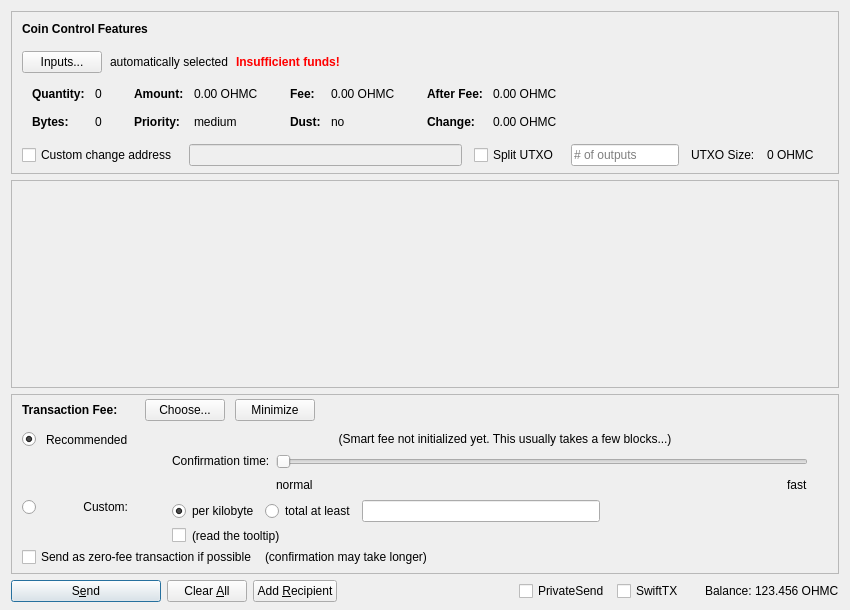
Above: src/qt/forms/sendcoinsdialog.ui from theohmproject/ohmcoin before the change. Below: the same form after it.
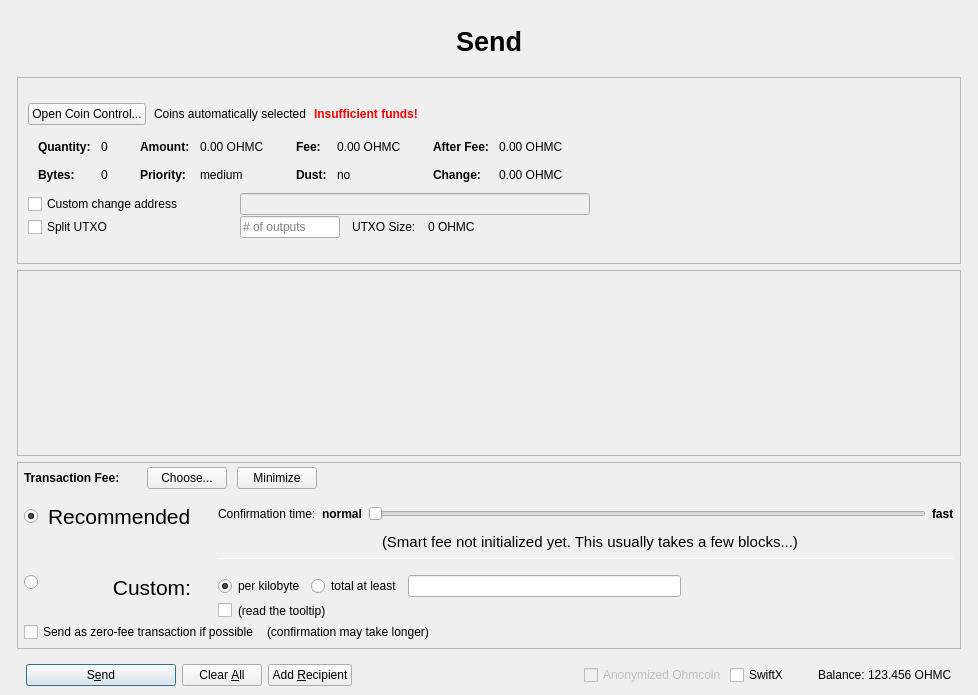
That is the form after the change. Icons and pictures are not drawn. Custom widgets are drawn as their Qt base class.

What changed in the file:
```diff
--- a/src/qt/forms/sendcoinsdialog.ui
+++ b/src/qt/forms/sendcoinsdialog.ui
@@ -2,20 +2,115 @@
 <ui version="4.0">
  <class>SendCoinsDialog</class>
  <widget class="QDialog" name="SendCoinsDialog">
+  <property name="enabled">
+   <bool>true</bool>
+  </property>
   <property name="geometry">
    <rect>
     <x>0</x>
     <y>0</y>
-    <width>850</width>
-    <height>610</height>
+    <width>978</width>
+    <height>695</height>
    </rect>
   </property>
   <property name="windowTitle">
    <string>Send Coins</string>
   </property>
-  <layout class="QVBoxLayout" name="verticalLayout" stretch="0,1,0,0">
+  <layout class="QVBoxLayout" name="verticalLayout" stretch="0">
    <property name="bottomMargin">
-    <number>8</number>
+    <number>9</number>
+   </property>
+   <item>
+    <layout class="QVBoxLayout" name="verticalLayout_Master" stretch="0,1">
+     <property name="spacing">
+      <number>0</number>
+     </property>
+     <property name="leftMargin">
+      <number>0</number>
+     </property>
+     <property name="topMargin">
+      <number>0</number>
+     </property>
+     <property name="rightMargin">
+      <number>0</number>
+     </property>
+     <property name="bottomMargin">
+      <number>0</number>
+     </property>
+     <item>
+      <widget class="QFrame" name="frame_Header">
+       <layout class="QVBoxLayout" name="verticalLayout_Header" stretch="0">
+        <property name="leftMargin">
+         <number>0</number>
+        </property>
+        <property name="topMargin">
+         <number>0</number>
+        </property>
+        <property name="rightMargin">
+         <number>0</number>
+        </property>
+        <property name="bottomMargin">
+         <number>0</number>
+        </property>
+        <item>
+         <layout class="QHBoxLayout" name="horizontalLayout_Header" stretch="0">
+          <property name="spacing">
+           <number>6</number>
+          </property>
+          <item>
+           <widget class="QLabel" name="labelOverviewHeaderLeft">
+            <property name="minimumSize">
+             <size>
+              <width>464</width>
+              <height>60</height>
+             </size>
+            </property>
+            <property name="maximumSize">
+             <size>
+              <width>16777215</width>
+              <height>60</height>
+             </size>
+            </property>
+            <property name="font">
+             <font>
+              <pointsize>20</pointsize>
+              <weight>75</weight>
+              <bold>true</bold>
+             </font>
+            </property>
+            <property name="text">
+             <string>Send</string>
+            </property>
+            <property name="alignment">
+             <set>Qt::AlignCenter</set>
+            </property>
+           </widget>
+          </item>
+         </layout>
+        </item>
+       </layout>
+      </widget>
+     </item>
+     <item>
+      <widget class="QFrame" name="frame_BG">
+       <property name="minimumSize">
+        <size>
+         <width>0</width>
+         <height>0</height>
+        </size>
+       </property>
+       <layout class="QVBoxLayout" name="layout_BG" stretch="0,0,0,0">
+        <property name="leftMargin">
+         <number>6</number>
+        </property>
+        <property name="topMargin">
+         <number>6</number>
+        </property>
+        <property name="rightMargin">
+         <number>6</number>
+        </property>
+        <property name="bottomMargin">
+         <number>0</number>
    </property>
    <item>
     <widget class="QFrame" name="frameCoinControl">
@@ -51,12 +146,13 @@
        <number>0</number>
       </property>
       <property name="bottomMargin">
-       <number>6</number>
+            <number>0</number>
       </property>
       <item>
-       <layout class="QVBoxLayout" name="verticalLayoutCoinControl" stretch="0,0,0,0,1">
+            <widget class="QFrame" name="frameCoinControl_BG">
+             <layout class="QVBoxLayout" name="verticalLayoutCoinControl" stretch="0,0,0,0,0,0">
         <property name="spacing">
-         <number>0</number>
+               <number>1</number>
         </property>
         <property name="leftMargin">
          <number>10</number>
@@ -70,26 +166,11 @@
            <number>15</number>
           </property>
           <item>
-           <widget class="QLabel" name="labelCoinControlFeatures">
-            <property name="sizePolicy">
-             <sizepolicy hsizetype="Preferred" vsizetype="Maximum">
-              <horstretch>0</horstretch>
-              <verstretch>0</verstretch>
-             </sizepolicy>
-            </property>
-            <property name="font">
-             <font>
-              <weight>75</weight>
-              <bold>true</bold>
-             </font>
-            </property>
-            <property name="styleSheet">
-             <string notr="true">font-weight:bold;</string>
-            </property>
-            <property name="text">
-             <string>Coin Control Features</string>
-            </property>
-           </widget>
+                 <layout class="QVBoxLayout" name="verticalLayout_3">
+                  <property name="spacing">
+                   <number>6</number>
+                  </property>
+                 </layout>
           </item>
          </layout>
         </item>
@@ -103,11 +184,17 @@
           </property>
           <item>
            <widget class="QPushButton" name="pushButtonCoinControl">
+                  <property name="sizePolicy">
+                   <sizepolicy hsizetype="Minimum" vsizetype="Fixed">
+                    <horstretch>0</horstretch>
+                    <verstretch>0</verstretch>
+                   </sizepolicy>
+                  </property>
             <property name="styleSheet">
              <string notr="true"/>
             </property>
             <property name="text">
-             <string>Inputs...</string>
+                   <string>Open Coin Control...</string>
             </property>
             <property name="autoDefault">
              <bool>false</bool>
@@ -117,7 +204,7 @@
           <item>
            <widget class="QLabel" name="labelCoinControlAutomaticallySelected">
             <property name="text">
-             <string>automatically selected</string>
+                   <string>Coins automatically selected</string>
             </property>
             <property name="margin">
              <number>5</number>
@@ -528,7 +615,7 @@
          </widget>
         </item>
         <item>
-         <layout class="QHBoxLayout" name="horizontalLayoutCoinControl4" stretch="0,0,0,0,0,0,0">
+               <layout class="QHBoxLayout" name="horizontalLayoutCoinControl4">
           <property name="spacing">
            <number>12</number>
           </property>
@@ -536,13 +623,31 @@
            <enum>QLayout::SetDefaultConstraint</enum>
           </property>
           <property name="topMargin">
-           <number>5</number>
+                 <number>0</number>
           </property>
           <property name="rightMargin">
-           <number>5</number>
+                 <number>0</number>
           </property>
           <item>
            <widget class="QCheckBox" name="checkBoxCoinControlChange">
+                  <property name="sizePolicy">
+                   <sizepolicy hsizetype="Preferred" vsizetype="Preferred">
+                    <horstretch>0</horstretch>
+                    <verstretch>0</verstretch>
+                   </sizepolicy>
+                  </property>
+                  <property name="minimumSize">
+                   <size>
+                    <width>200</width>
+                    <height>0</height>
+                   </size>
+                  </property>
+                  <property name="maximumSize">
+                   <size>
+                    <width>200</width>
+                    <height>16777215</height>
+                   </size>
+                  </property>
             <property name="toolTip">
              <string>If this is activated, but the change address is empty or invalid, change will be sent to a newly generated address.</string>
             </property>
@@ -557,15 +662,71 @@
              <bool>false</bool>
             </property>
             <property name="sizePolicy">
-             <sizepolicy hsizetype="Expanding" vsizetype="Fixed">
+                   <sizepolicy hsizetype="Preferred" vsizetype="Preferred">
               <horstretch>0</horstretch>
               <verstretch>0</verstretch>
              </sizepolicy>
             </property>
-           </widget>
-          </item>
+                  <property name="minimumSize">
+                   <size>
+                    <width>300</width>
+                    <height>0</height>
+                   </size>
+                  </property>
+                 </widget>
+                </item>
+                <item>
+                 <widget class="QLabel" name="labelCoinControlChangeLabel">
+                  <property name="sizePolicy">
+                   <sizepolicy hsizetype="Preferred" vsizetype="Preferred">
+                    <horstretch>0</horstretch>
+                    <verstretch>0</verstretch>
+                   </sizepolicy>
+                  </property>
+                  <property name="minimumSize">
+                   <size>
+                    <width>100</width>
+                    <height>0</height>
+                   </size>
+                  </property>
+                  <property name="text">
+                   <string/>
+                  </property>
+                  <property name="margin">
+                   <number>3</number>
+                  </property>
+                 </widget>
+                </item>
+               </layout>
+              </item>
+              <item>
+               <layout class="QHBoxLayout" name="horizontalLayoutCoinControl6">
+                <property name="spacing">
+                 <number>12</number>
+                </property>
+                <property name="rightMargin">
+                 <number>0</number>
+                </property>
           <item>
            <widget class="QCheckBox" name="splitBlockCheckBox">
+                  <property name="sizePolicy">
+                   <sizepolicy hsizetype="Preferred" vsizetype="Preferred">
+                    <horstretch>0</horstretch>
+                    <verstretch>0</verstretch>
+                   </sizepolicy>
+                  </property>
+                  <property name="minimumSize">
+                   <size>
+                    <width>200</width>
+                    <height>0</height>
+                   </size>
+                  </property>
+                  <property name="maximumSize">
+                   <size>
+                    <width>200</width>
+                    <height>16777215</height>
+                   </size>
+                  </property>
             <property name="text">
              <string>Split UTXO</string>
             </property>
@@ -574,11 +735,23 @@
           <item>
            <widget class="QLineEdit" name="splitBlockLineEdit">
             <property name="sizePolicy">
-             <sizepolicy hsizetype="Fixed" vsizetype="Fixed">
+                   <sizepolicy hsizetype="Preferred" vsizetype="Preferred">
               <horstretch>50</horstretch>
               <verstretch>0</verstretch>
              </sizepolicy>
             </property>
+                  <property name="minimumSize">
+                   <size>
+                    <width>100</width>
+                    <height>0</height>
+                   </size>
+                  </property>
+                  <property name="maximumSize">
+                   <size>
+                    <width>100</width>
+                    <height>16777215</height>
+                   </size>
+                  </property>
             <property name="placeholderText">
              <string># of outputs</string>
             </property>
@@ -599,26 +772,17 @@
            </widget>
           </item>
           <item>
-           <widget class="QLabel" name="labelCoinControlChangeLabel">
-            <property name="sizePolicy">
-             <sizepolicy hsizetype="Preferred" vsizetype="Expanding">
-              <horstretch>0</horstretch>
-              <verstretch>0</verstretch>
-             </sizepolicy>
-            </property>
-            <property name="minimumSize">
+                 <spacer name="horizontalSpacer_7">
+                  <property name="orientation">
+                   <enum>Qt::Horizontal</enum>
+                  </property>
+                  <property name="sizeHint" stdset="0">
              <size>
-              <width>0</width>
-              <height>0</height>
-             </size>
-            </property>
-            <property name="text">
-             <string/>
-            </property>
-            <property name="margin">
-             <number>3</number>
-            </property>
-           </widget>
+                    <width>40</width>
+                    <height>20</height>
+                   </size>
+                  </property>
+                 </spacer>
           </item>
          </layout>
         </item>
@@ -636,6 +800,7 @@
          </spacer>
         </item>
        </layout>
+            </widget>
       </item>
      </layout>
     </widget>
@@ -650,8 +815,8 @@
        <rect>
         <x>0</x>
         <y>0</y>
-        <width>830</width>
-        <height>95</height>
+             <width>944</width>
+             <height>110</height>
        </rect>
       </property>
       <layout class="QVBoxLayout" name="verticalLayout_2" stretch="0,1">
@@ -733,11 +898,14 @@
          <number>0</number>
         </property>
         <property name="leftMargin">
-         <number>10</number>
+              <number>6</number>
         </property>
         <property name="topMargin">
          <number>0</number>
         </property>
+             <property name="rightMargin">
+              <number>6</number>
+             </property>
         <item>
          <layout class="QHBoxLayout" name="horizontalLayoutFee1">
           <property name="bottomMargin">
@@ -879,7 +1047,66 @@
              <property name="verticalSpacing">
               <number>4</number>
              </property>
-             <item row="2" column="4">
+                  <item row="2" column="0">
+                   <layout class="QVBoxLayout" name="verticalLayoutFee4" stretch="0">
+                    <item>
+                     <spacer name="verticalSpacer_2">
+                      <property name="orientation">
+                       <enum>Qt::Vertical</enum>
+                      </property>
+                      <property name="sizeHint" stdset="0">
+                       <size>
+                        <width>1</width>
+                        <height>1</height>
+                       </size>
+                      </property>
+                     </spacer>
+                    </item>
+                   </layout>
+                  </item>
+                  <item row="3" column="0">
+                   <layout class="QVBoxLayout" name="verticalLayoutFee9" stretch="0,1">
+                    <item>
+                     <widget class="QRadioButton" name="radioCustomFee">
+                      <property name="text">
+                       <string/>
+                      </property>
+                      <attribute name="buttonGroup">
+                       <string notr="true">groupFee</string>
+                      </attribute>
+                     </widget>
+                    </item>
+                    <item>
+                     <spacer name="verticalSpacer_6">
+                      <property name="orientation">
+                       <enum>Qt::Vertical</enum>
+                      </property>
+                      <property name="sizeHint" stdset="0">
+                       <size>
+                        <width>1</width>
+                        <height>1</height>
+                       </size>
+                      </property>
+                     </spacer>
+                    </item>
+                   </layout>
+                  </item>
+                  <item row="3" column="1">
+                   <widget class="QLabel" name="labelCustomFee">
+                    <property name="font">
+                     <font>
+                      <pointsize>16</pointsize>
+                     </font>
+                    </property>
+                    <property name="text">
+                     <string>Custom:</string>
+                    </property>
+                    <property name="alignment">
+                     <set>Qt::AlignRight|Qt::AlignTop|Qt::AlignTrailing</set>
+                    </property>
+                   </widget>
+                  </item>
+                  <item row="3" column="4">
               <layout class="QVBoxLayout" name="verticalLayoutFee8">
                <property name="spacing">
                 <number>6</number>
@@ -978,80 +1205,32 @@
                </item>
               </layout>
              </item>
-             <item row="1" column="0">
-              <layout class="QVBoxLayout" name="verticalLayoutFee4" stretch="1">
-               <item>
-                <spacer name="verticalSpacer_2">
-                 <property name="orientation">
-                  <enum>Qt::Vertical</enum>
-                 </property>
-                 <property name="sizeHint" stdset="0">
-                  <size>
-                   <width>1</width>
-                   <height>1</height>
-                  </size>
-                 </property>
-                </spacer>
-               </item>
-              </layout>
-             </item>
-             <item row="2" column="0">
-              <layout class="QVBoxLayout" name="verticalLayoutFee9" stretch="0,1">
-               <item>
-                <widget class="QRadioButton" name="radioCustomFee">
+                  <item row="1" column="1">
+                   <widget class="QLabel" name="labelSmartFee_2">
+                    <property name="font">
+                     <font>
+                      <pointsize>16</pointsize>
+                     </font>
+                    </property>
                  <property name="text">
-                  <string/>
-                 </property>
-                 <attribute name="buttonGroup">
-                  <string notr="true">groupFee</string>
-                 </attribute>
-                </widget>
-               </item>
-               <item>
-                <spacer name="verticalSpacer_6">
-                 <property name="orientation">
-                  <enum>Qt::Vertical</enum>
-                 </property>
-                 <property name="sizeHint" stdset="0">
-                  <size>
-                   <width>1</width>
-                   <height>1</height>
-                  </size>
-                 </property>
-                </spacer>
-               </item>
-              </layout>
-             </item>
-             <item row="1" column="4">
-              <layout class="QVBoxLayout" name="verticalLayoutFee3" stretch="0,0,1">
+                     <string>Recommended</string>
+                    </property>
+                   </widget>
+                  </item>
+                  <item row="0" column="4" rowspan="3">
+                   <layout class="QVBoxLayout" name="verticalLayoutFee3" stretch="0,0,0,0,1,0">
                <property name="spacing">
                 <number>6</number>
                </property>
                <property name="topMargin">
                 <number>2</number>
                </property>
-               <item>
-                <layout class="QHBoxLayout" name="horizontalLayoutFee12">
-                 <item>
-                  <spacer name="horizontalSpacer_5">
-                   <property name="orientation">
-                    <enum>Qt::Horizontal</enum>
-                   </property>
-                   <property name="sizeHint" stdset="0">
-                    <size>
-                     <width>1</width>
-                     <height>1</height>
-                    </size>
-                   </property>
-                  </spacer>
-                 </item>
-                </layout>
-               </item>
+                    <property name="bottomMargin">
+                     <number>0</number>
+                    </property>
                <item>
                 <layout class="QHBoxLayout" name="horizontalLayoutFee9">
                  <item>
-                  <layout class="QVBoxLayout" name="verticalLayoutFee6">
-                   <item>
                     <widget class="QLabel" name="labelSmartFee3">
                      <property name="text">
                       <string>Confirmation time:</string>
@@ -1062,27 +1241,29 @@
                     </widget>
                    </item>
                    <item>
-                    <spacer name="verticalSpacer_3">
-                     <property name="orientation">
-                      <enum>Qt::Vertical</enum>
-                     </property>
-                     <property name="sizeHint" stdset="0">
-                      <size>
-                       <width>1</width>
-                       <height>1</height>
-                      </size>
-                     </property>
-                    </spacer>
-                   </item>
-                  </layout>
-                 </item>
-                 <item>
-                  <layout class="QVBoxLayout" name="verticalLayoutFee5">
-                   <property name="rightMargin">
-                    <number>30</number>
-                   </property>
+                       <widget class="QLabel" name="labelSmartFeeNormal">
+                        <property name="font">
+                         <font>
+                          <weight>75</weight>
+                          <bold>true</bold>
+                         </font>
+                        </property>
+                        <property name="text">
+                         <string>normal</string>
+                        </property>
+                        <property name="margin">
+                         <number>2</number>
+                        </property>
+                       </widget>
+                      </item>
                    <item>
                     <widget class="QSlider" name="sliderSmartFee">
+                        <property name="minimumSize">
+                         <size>
+                          <width>0</width>
+                          <height>24</height>
+                         </size>
+                        </property>
                      <property name="minimum">
                       <number>0</number>
                      </property>
@@ -1110,29 +1291,13 @@
                     </widget>
                    </item>
                    <item>
-                    <layout class="QHBoxLayout" name="horizontalLayoutFee10">
-                     <item>
-                      <widget class="QLabel" name="labelSmartFeeNormal">
-                       <property name="text">
-                        <string>normal</string>
-                       </property>
-                      </widget>
-                     </item>
-                     <item>
-                      <spacer name="horizontalSpacer_3">
-                       <property name="orientation">
-                        <enum>Qt::Horizontal</enum>
-                       </property>
-                       <property name="sizeHint" stdset="0">
-                        <size>
-                         <width>40</width>
-                         <height>20</height>
-                        </size>
-                       </property>
-                      </spacer>
-                     </item>
-                     <item>
                       <widget class="QLabel" name="labelSmartFeeFast">
+                        <property name="font">
+                         <font>
+                          <weight>75</weight>
+                          <bold>true</bold>
+                         </font>
+                        </property>
                        <property name="text">
                         <string>fast</string>
                        </property>
@@ -1140,81 +1305,153 @@
                      </item>
                     </layout>
                    </item>
-                  </layout>
-                 </item>
-                </layout>
-               </item>
                <item>
-                <spacer name="verticalSpacer_4">
+                     <layout class="QHBoxLayout" name="horizontalLayout_recommended_texts">
+                      <property name="spacing">
+                       <number>0</number>
+                      </property>
+                      <item>
+                       <spacer name="horizontalSpacer_8">
                  <property name="orientation">
-                  <enum>Qt::Vertical</enum>
+                         <enum>Qt::Horizontal</enum>
                  </property>
                  <property name="sizeHint" stdset="0">
                   <size>
-                   <width>1</width>
-                   <height>1</height>
+                          <width>100</width>
+                          <height>20</height>
                   </size>
                  </property>
                 </spacer>
                </item>
-              </layout>
-             </item>
-             <item row="0" column="1">
-              <widget class="QLabel" name="labelSmartFee_2">
-               <property name="text">
-                <string>Recommended</string>
-               </property>
-              </widget>
-             </item>
-             <item row="0" column="0">
-              <widget class="QRadioButton" name="radioSmartFee">
-               <property name="text">
-                <string/>
-               </property>
-               <property name="checked">
-                <bool>true</bool>
-               </property>
-               <attribute name="buttonGroup">
-                <string notr="true">groupFee</string>
-               </attribute>
-              </widget>
-             </item>
-             <item row="2" column="1">
-              <widget class="QLabel" name="labelCustomFee">
-               <property name="text">
-                <string>Custom:</string>
-               </property>
-               <property name="alignment">
-                <set>Qt::AlignRight|Qt::AlignTop|Qt::AlignTrailing</set>
-               </property>
-              </widget>
-             </item>
-             <item row="0" column="2">
-              <widget class="QLabel" name="labelSmartFee">
-               <property name="text">
-                <string/>
-               </property>
-               <property name="margin">
-                <number>2</number>
-               </property>
-              </widget>
-             </item>
-             <item row="0" column="3">
+                      <item>
               <widget class="QLabel" name="labelFeeEstimation">
                <property name="text">
                 <string/>
                </property>
-              </widget>
-             </item>
-             <item row="0" column="4">
+                        <property name="margin">
+                         <number>2</number>
+                        </property>
+                       </widget>
+                      </item>
+                      <item>
               <widget class="QLabel" name="labelSmartFee2">
+                        <property name="font">
+                         <font>
+                          <pointsize>11</pointsize>
+                         </font>
+                        </property>
                <property name="text">
                 <string>(Smart fee not initialized yet. This usually takes a few blocks...)</string>
                </property>
                <property name="alignment">
-                <set>Qt::AlignHCenter</set>
+                         <set>Qt::AlignLeading|Qt::AlignLeft|Qt::AlignVCenter</set>
                </property>
                <property name="wordWrap">
+                         <bool>false</bool>
+                        </property>
+                        <property name="margin">
+                         <number>2</number>
+                        </property>
+                        <property name="indent">
+                         <number>-1</number>
+                        </property>
+                       </widget>
+                      </item>
+                      <item>
+                       <spacer name="horizontalSpacer_3">
+                        <property name="orientation">
+                         <enum>Qt::Horizontal</enum>
+                        </property>
+                        <property name="sizeHint" stdset="0">
+                         <size>
+                          <width>40</width>
+                          <height>20</height>
+                         </size>
+                        </property>
+                       </spacer>
+                      </item>
+                     </layout>
+                    </item>
+                    <item>
+                     <widget class="Line" name="line_2">
+                      <property name="minimumSize">
+                       <size>
+                        <width>0</width>
+                        <height>1</height>
+                       </size>
+                      </property>
+                      <property name="maximumSize">
+                       <size>
+                        <width>16777215</width>
+                        <height>1</height>
+                       </size>
+                      </property>
+                      <property name="orientation">
+                       <enum>Qt::Horizontal</enum>
+                      </property>
+                     </widget>
+                    </item>
+                    <item>
+                     <layout class="QHBoxLayout" name="horizontalLayoutFee12">
+                      <item>
+                       <spacer name="horizontalSpacer_5">
+                        <property name="orientation">
+                         <enum>Qt::Horizontal</enum>
+                        </property>
+                        <property name="sizeHint" stdset="0">
+                         <size>
+                          <width>1</width>
+                          <height>1</height>
+                         </size>
+                        </property>
+                       </spacer>
+                      </item>
+                     </layout>
+                    </item>
+                    <item>
+                     <spacer name="verticalSpacer_4">
+                      <property name="orientation">
+                       <enum>Qt::Vertical</enum>
+                      </property>
+                      <property name="sizeHint" stdset="0">
+                       <size>
+                        <width>1</width>
+                        <height>1</height>
+                       </size>
+                      </property>
+                     </spacer>
+                    </item>
+                    <item>
+                     <spacer name="verticalSpacer_3">
+                      <property name="orientation">
+                       <enum>Qt::Vertical</enum>
+                      </property>
+                      <property name="sizeHint" stdset="0">
+                       <size>
+                        <width>20</width>
+                        <height>10</height>
+                       </size>
+                      </property>
+                     </spacer>
+                    </item>
+                   </layout>
+                  </item>
+                  <item row="1" column="2">
+                   <widget class="QLabel" name="labelSmartFee">
+                    <property name="text">
+                     <string/>
+                    </property>
+                    <property name="margin">
+                     <number>2</number>
+                    </property>
+                   </widget>
+                  </item>
+                  <item row="1" column="0">
+                   <widget class="QRadioButton" name="radioSmartFee">
+                    <property name="text">
+                     <string/>
+                    </property>
+                    <property name="checked">
                 <bool>true</bool>
                </property>
                <property name="margin">
@@ -1299,7 +1536,11 @@
     </widget>
    </item>
    <item>
+         <widget class="QFrame" name="frame_Send">
     <layout class="QHBoxLayout" name="horizontalLayout">
+           <property name="bottomMargin">
+            <number>0</number>
+           </property>
      <item>
       <widget class="QPushButton" name="sendButton">
        <property name="minimumSize">
@@ -1385,19 +1626,13 @@
         <number>3</number>
        </property>
        <item>
-        <widget class="QCheckBox" name="checkUsePrivateSend">
-         <property name="minimumSize">
-          <size>
-           <width>95</width>
-           <height>0</height>
-          </size>
-         </property>
-         <property name="text">
-          <string>PrivateSend</string>
-         </property>
-         <property name="checked">
+              <widget class="QCheckBox" name="checkzOHMC">
+               <property name="enabled">
           <bool>false</bool>
          </property>
+               <property name="text">
+                <string>Anonymized Ohmcoin</string>
+               </property>
         </widget>
        </item>
        <item>
@@ -1412,7 +1647,7 @@
           </size>
          </property>
          <property name="text">
-          <string>SwiftTX</string>
+                <string>SwiftX</string>
          </property>
         </widget>
        </item>
@@ -1445,6 +1680,12 @@
       </layout>
      </item>
     </layout>
+         </widget>
+        </item>
+       </layout>
+      </widget>
+     </item>
+    </layout>
    </item>
   </layout>
  </widget>
```
Left out of the diff: 28 changed lines with no effect on the pictures. Lines whose indentation alone changed are shown as unchanged.
